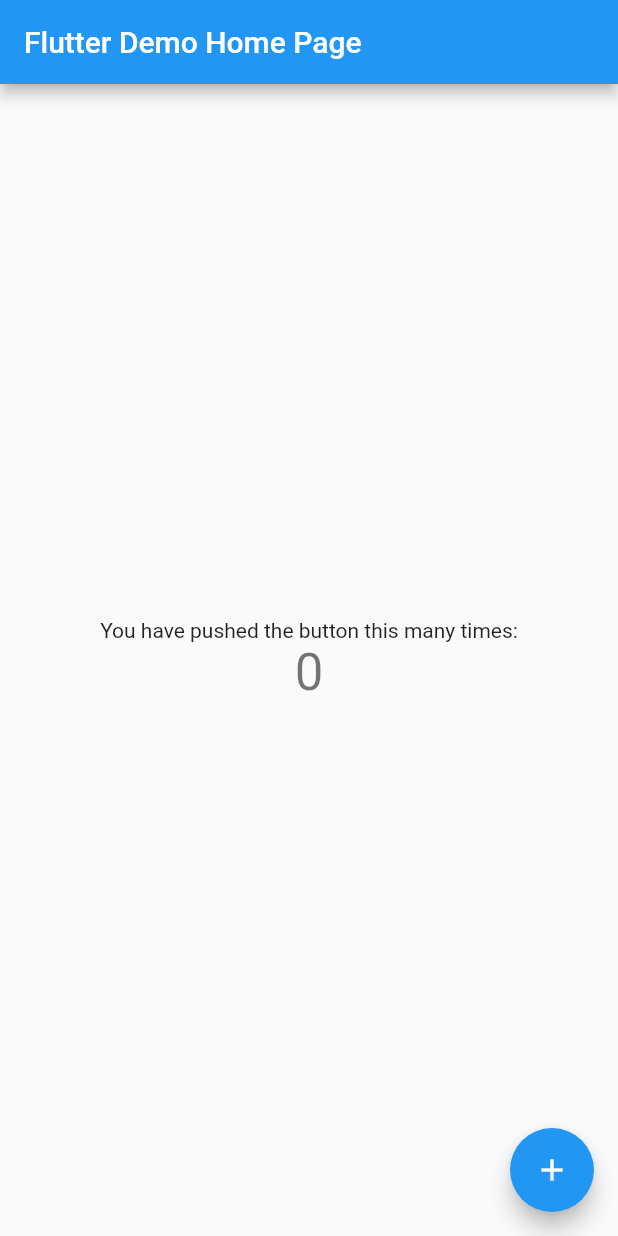
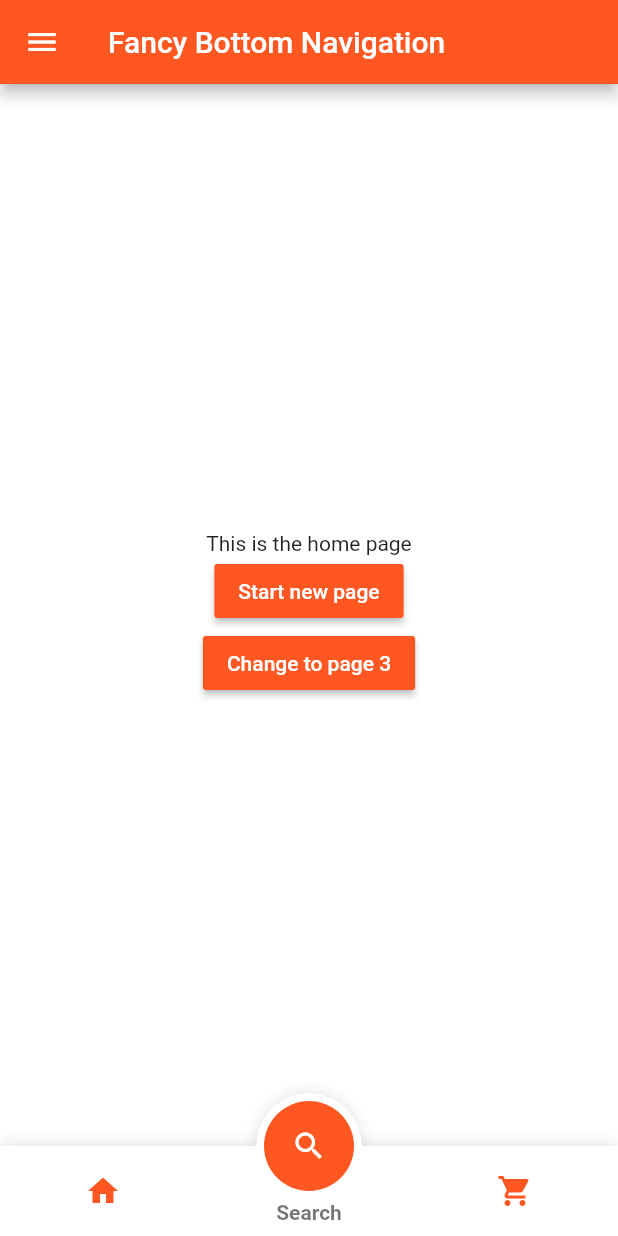
Before and after one commit to samiraliyev573/bchacks2021-juniorhelp, a Flutter app: the screen it shows after launch, on a phone screen of 412 x 824 dp. Run offline on Flutter 3.47's test engine with Material 2 defaults, Android fonts, the phone set to English and light mode, and no system bars; drawn by our look-alikes of fancy_bottom_navigation.

Commit message:
Bottom Nav Bar

```diff
--- a/juniorhelp/lib/main.dart
+++ b/juniorhelp/lib/main.dart
@@ -1,120 +1,145 @@
 import 'package:flutter/material.dart';
-import 'package:firebase_core/firebase_core.dart';
+//import 'package:firebase_core/firebase_core.dart';
+import 'home.dart';
+import 'maps.dart';
+import 'statistics.dart';
+import 'package:fancy_bottom_navigation/fancy_bottom_navigation.dart';
 
-void main() async {
-  WidgetsFlutterBinding.ensureInitialized();
-  await Firebase.initializeApp();
-  runApp(MyApp());
-}
+void main() => runApp(MyApp());
 
 class MyApp extends StatelessWidget {
-  // This widget is the root of your application.
   @override
   Widget build(BuildContext context) {
     return MaterialApp(
       title: 'Flutter Demo',
       theme: ThemeData(
-        // This is the theme of your application.
-        //
-        // Try running your application with "flutter run". You'll see the
-        // application has a blue toolbar. Then, without quitting the app, try
-        // changing the primarySwatch below to Colors.green and then invoke
-        // "hot reload" (press "r" in the console where you ran "flutter run",
-        // or simply save your changes to "hot reload" in a Flutter IDE).
-        // Notice that the counter didn't reset back to zero; the application
-        // is not restarted.
-        primarySwatch: Colors.blue,
-        // This makes the visual density adapt to the platform that you run
-        // the app on. For desktop platforms, the controls will be smaller and
-        // closer together (more dense) than on mobile platforms.
-        visualDensity: VisualDensity.adaptivePlatformDensity,
+        primarySwatch: Colors.deepOrange,
       ),
-      home: MyHomePage(title: 'Flutter Demo Home Page'),
+      home: MyHomePage(),
     );
   }
 }
 
 class MyHomePage extends StatefulWidget {
-  MyHomePage({Key key, this.title}) : super(key: key);
-
-  // This widget is the home page of your application. It is stateful, meaning
-  // that it has a State object (defined below) that contains fields that affect
-  // how it looks.
-
-  // This class is the configuration for the state. It holds the values (in this
-  // case the title) provided by the parent (in this case the App widget) and
-  // used by the build method of the State. Fields in a Widget subclass are
-  // always marked "final".
-
-  final String title;
-
   @override
   _MyHomePageState createState() => _MyHomePageState();
 }
 
 class _MyHomePageState extends State<MyHomePage> {
-  int _counter = 0;
+  int currentPage = 0;
 
-  void _incrementCounter() {
-    setState(() {
-      // This call to setState tells the Flutter framework that something has
-      // changed in this State, which causes it to rerun the build method below
-      // so that the display can reflect the updated values. If we changed
-      // _counter without calling setState(), then the build method would not be
-      // called again, and so nothing would appear to happen.
-      _counter++;
-    });
-  }
+  GlobalKey bottomNavigationKey = GlobalKey();
 
   @override
   Widget build(BuildContext context) {
-    // This method is rerun every time setState is called, for instance as done
-    // by the _incrementCounter method above.
-    //
-    // The Flutter framework has been optimized to make rerunning build methods
-    // fast, so that you can just rebuild anything that needs updating rather
-    // than having to individually change instances of widgets.
     return Scaffold(
       appBar: AppBar(
-        // Here we take the value from the MyHomePage object that was created by
-        // the App.build method, and use it to set our appbar title.
-        title: Text(widget.title),
+        title: Text("Fancy Bottom Navigation"),
       ),
-      body: Center(
-        // Center is a layout widget. It takes a single child and positions it
-        // in the middle of the parent.
-        child: Column(
-          // Column is also a layout widget. It takes a list of children and
-          // arranges them vertically. By default, it sizes itself to fit its
-          // children horizontally, and tries to be as tall as its parent.
-          //
-          // Invoke "debug painting" (press "p" in the console, choose the
-          // "Toggle Debug Paint" action from the Flutter Inspector in Android
-          // Studio, or the "Toggle Debug Paint" command in Visual Studio Code)
-          // to see the wireframe for each widget.
-          //
-          // Column has various properties to control how it sizes itself and
-          // how it positions its children. Here we use mainAxisAlignment to
-          // center the children vertically; the main axis here is the vertical
-          // axis because Columns are vertical (the cross axis would be
-          // horizontal).
-          mainAxisAlignment: MainAxisAlignment.center,
-          children: <Widget>[
-            Text(
-              'You have pushed the button this many times:',
-            ),
-            Text(
-              '$_counter',
-              style: Theme.of(context).textTheme.headline4,
-            ),
-          ],
+      body: Container(
+        decoration: BoxDecoration(color: Colors.white),
+        child: Center(
+          child: _getPage(currentPage),
         ),
       ),
-      floatingActionButton: FloatingActionButton(
-        onPressed: _incrementCounter,
-        tooltip: 'Increment',
-        child: Icon(Icons.add),
-      ), // This trailing comma makes auto-formatting nicer for build methods.
+      bottomNavigationBar: FancyBottomNavigation(
+        tabs: [
+          TabData(
+                iconData: Icons.home,
+              title: "Home",
+              onclick: () {
+                final FancyBottomNavigationState fState =
+                    bottomNavigationKey.currentState;
+                fState.setPage(2);
+              }),
+          TabData(
+              iconData: Icons.search,
+              title: "Search",
+              onclick: () => Navigator.of(context)
+                  .push(MaterialPageRoute(builder: (context) => Home()))),
+          TabData(iconData: Icons.shopping_cart, title: "Basket")
+        ],
+        initialSelection: 1,
+        key: bottomNavigationKey,
+        onTabChangedListener: (position) {
+          setState(() {
+            currentPage = position;
+          });
+        },
+      ),
+      drawer: Drawer(
+        child: ListView(
+          children: <Widget>[Text("Hello"), Text("World")],
+        ),
+      ),
     );
   }
+
+  _getPage(int page) {
+    switch (page) {
+      case 0:
+        return Column(
+          mainAxisSize: MainAxisSize.min,
+          children: <Widget>[
+            Text("This is the home page"),
+            RaisedButton(
+              child: Text(
+                "Start new page",
+                style: TextStyle(color: Colors.white),
+              ),
+              color: Theme.of(context).primaryColor,
+              onPressed: () {
+                Navigator.of(context).push(
+                    MaterialPageRoute(builder: (context) => Maps()));
+              },
+            ),
+            RaisedButton(
+              child: Text(
+                "Change to page 3",
+                style: TextStyle(color: Colors.white),
+              ),
+              color: Theme.of(context).accentColor,
+              onPressed: () {
+                final FancyBottomNavigationState fState =
+                    bottomNavigationKey.currentState;
+                fState.setPage(2);
+              },
+            )
+          ],
+        );
+      case 1:
+        return Column(
+          mainAxisSize: MainAxisSize.min,
+          children: <Widget>[
+            Text("This is the search page"),
+            RaisedButton(
+              child: Text(
+                "Start new page",
+                style: TextStyle(color: Colors.white),
+              ),
+              color: Theme.of(context).primaryColor,
+              onPressed: () {
+                Navigator.of(context).push(
+                    MaterialPageRoute(builder: (context) => Statistics()));
+              },
+            )
+          ],
+        );
+      default:
+        return Column(
+          mainAxisSize: MainAxisSize.min,
+          children: <Widget>[
+            Text("This is the basket page"),
+            RaisedButton(
+              child: Text(
+                "Start new page",
+                style: TextStyle(color: Colors.white),
+              ),
+              color: Theme.of(context).primaryColor,
+              onPressed: () {},
+            )
+          ],
+        );
+    }
+  }
 }
```
Also changed, not shown: juniorhelp/lib/home.dart (added, +20 -0 lines), juniorhelp/lib/maps.dart (added, +20 -0 lines), juniorhelp/lib/statistics.dart (added, +20 -0 lines), juniorhelp/pubspec.yaml (+5 -4 lines), juniorhelp/pubspec.lock, 7 other files.
